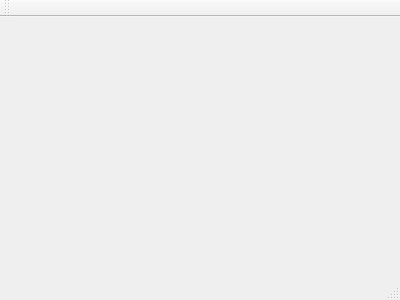
The window that mainwindow.ui (851896022/DGNAM1_test) describes before a commit, drawn with Qt 5.
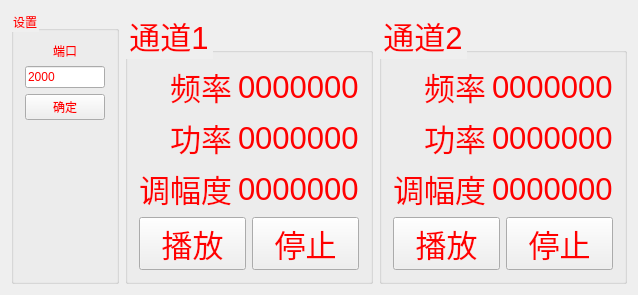
The same window after the commit.

```diff
--- a/mainwindow.ui
+++ b/mainwindow.ui
@@ -1,24 +1,321 @@
 <ui version="4.0">
  <class>MainWindow</class>
- <widget class="QMainWindow" name="MainWindow" >
-  <property name="geometry" >
+ <widget class="QMainWindow" name="MainWindow">
+  <property name="geometry">
    <rect>
     <x>0</x>
     <y>0</y>
-    <width>400</width>
-    <height>300</height>
+    <width>619</width>
+    <height>266</height>
    </rect>
   </property>
   <property name="windowTitle" >
    <string>MainWindow</string>
   </property>
-  <widget class="QMenuBar" name="menuBar" />
-  <widget class="QToolBar" name="mainToolBar" />
-  <widget class="QWidget" name="centralWidget" />
-  <widget class="QStatusBar" name="statusBar" />
+  <property name="styleSheet">
+   <string notr="true">color: rgb(255, 0, 0);</string>
+  </property>
+  <widget class="QWidget" name="centralWidget">
+   <layout class="QHBoxLayout" name="horizontalLayout">
+    <item>
+     <widget class="QGroupBox" name="groupBox_3">
+      <property name="title">
+       <string>设置</string>
+      </property>
+      <layout class="QVBoxLayout" name="verticalLayout">
+       <item>
+        <widget class="QLabel" name="label">
+         <property name="text">
+          <string>端口</string>
+         </property>
+         <property name="alignment">
+          <set>Qt::AlignCenter</set>
+         </property>
+        </widget>
+       </item>
+       <item>
+        <widget class="QLineEdit" name="txtPort">
+         <property name="text">
+          <string>2000</string>
+         </property>
+        </widget>
+       </item>
+       <item>
+        <widget class="QPushButton" name="btnSet">
+         <property name="text">
+          <string>确定</string>
+         </property>
+        </widget>
+       </item>
+       <item>
+        <spacer name="verticalSpacer">
+         <property name="orientation">
+          <enum>Qt::Vertical</enum>
+         </property>
+         <property name="sizeHint" stdset="0">
+          <size>
+           <width>20</width>
+           <height>40</height>
+          </size>
+         </property>
+        </spacer>
+       </item>
+      </layout>
+     </widget>
+    </item>
+    <item>
+     <widget class="QGroupBox" name="groupBox">
+      <property name="font">
+       <font>
+        <pointsize>23</pointsize>
+       </font>
+      </property>
+      <property name="title">
+       <string>通道1</string>
+      </property>
+      <layout class="QGridLayout" name="gridLayout_2">
+       <item row="0" column="0" colspan="2">
+        <layout class="QGridLayout" name="gridLayout">
+         <item row="0" column="0">
+          <widget class="QLabel" name="label_4">
+           <property name="font">
+            <font>
+             <pointsize>23</pointsize>
+            </font>
+           </property>
+           <property name="text">
+            <string>频率</string>
+           </property>
+           <property name="alignment">
+            <set>Qt::AlignRight|Qt::AlignTrailing|Qt::AlignVCenter</set>
+           </property>
+          </widget>
+         </item>
+         <item row="0" column="1">
+          <widget class="QLabel" name="label_frq_1">
+           <property name="font">
+            <font>
+             <pointsize>23</pointsize>
+            </font>
+           </property>
+           <property name="text">
+            <string>0000000</string>
+           </property>
+          </widget>
+         </item>
+         <item row="1" column="0">
+          <widget class="QLabel" name="label_5">
+           <property name="font">
+            <font>
+             <pointsize>23</pointsize>
+            </font>
+           </property>
+           <property name="text">
+            <string>功率</string>
+           </property>
+           <property name="alignment">
+            <set>Qt::AlignRight|Qt::AlignTrailing|Qt::AlignVCenter</set>
+           </property>
+          </widget>
+         </item>
+         <item row="1" column="1">
+          <widget class="QLabel" name="label_pow_1">
+           <property name="font">
+            <font>
+             <pointsize>23</pointsize>
+            </font>
+           </property>
+           <property name="text">
+            <string>0000000</string>
+           </property>
+          </widget>
+         </item>
+         <item row="2" column="0">
+          <widget class="QLabel" name="label_6">
+           <property name="font">
+            <font>
+             <pointsize>23</pointsize>
+            </font>
+           </property>
+           <property name="text">
+            <string>调幅度</string>
+           </property>
+           <property name="alignment">
+            <set>Qt::AlignRight|Qt::AlignTrailing|Qt::AlignVCenter</set>
+           </property>
+          </widget>
+         </item>
+         <item row="2" column="1">
+          <widget class="QLabel" name="label_tfu_1">
+           <property name="font">
+            <font>
+             <pointsize>23</pointsize>
+            </font>
+           </property>
+           <property name="text">
+            <string>0000000</string>
+           </property>
+          </widget>
+         </item>
+        </layout>
+       </item>
+       <item row="1" column="0">
+        <widget class="QPushButton" name="btnPlay1">
+         <property name="font">
+          <font>
+           <pointsize>23</pointsize>
+          </font>
+         </property>
+         <property name="text">
+          <string>播放</string>
+         </property>
+        </widget>
+       </item>
+       <item row="1" column="1">
+        <widget class="QPushButton" name="btnStop1">
+         <property name="font">
+          <font>
+           <pointsize>23</pointsize>
+          </font>
+         </property>
+         <property name="text">
+          <string>停止</string>
+         </property>
+        </widget>
+       </item>
+      </layout>
+     </widget>
+    </item>
+    <item>
+     <widget class="QGroupBox" name="groupBox_2">
+      <property name="font">
+       <font>
+        <pointsize>23</pointsize>
+       </font>
+      </property>
+      <property name="styleSheet">
+       <string notr="true"/>
+      </property>
+      <property name="title">
+       <string>通道2</string>
+      </property>
+      <layout class="QGridLayout" name="gridLayout_3">
+       <item row="0" column="0" colspan="2">
+        <layout class="QGridLayout" name="gridLayout_4">
+         <item row="0" column="0">
+          <widget class="QLabel" name="label_7">
+           <property name="font">
+            <font>
+             <pointsize>23</pointsize>
+            </font>
+           </property>
+           <property name="text">
+            <string>频率</string>
+           </property>
+           <property name="alignment">
+            <set>Qt::AlignRight|Qt::AlignTrailing|Qt::AlignVCenter</set>
+           </property>
+          </widget>
+         </item>
+         <item row="0" column="1">
+          <widget class="QLabel" name="label_frq_2">
+           <property name="font">
+            <font>
+             <pointsize>23</pointsize>
+            </font>
+           </property>
+           <property name="text">
+            <string>0000000</string>
+           </property>
+          </widget>
+         </item>
+         <item row="1" column="0">
+          <widget class="QLabel" name="label_8">
+           <property name="font">
+            <font>
+             <pointsize>23</pointsize>
+            </font>
+           </property>
+           <property name="text">
+            <string>功率</string>
+           </property>
+           <property name="alignment">
+            <set>Qt::AlignRight|Qt::AlignTrailing|Qt::AlignVCenter</set>
+           </property>
+          </widget>
+         </item>
+         <item row="1" column="1">
+          <widget class="QLabel" name="label_pow_2">
+           <property name="font">
+            <font>
+             <pointsize>23</pointsize>
+            </font>
+           </property>
+           <property name="text">
+            <string>0000000</string>
+           </property>
+          </widget>
+         </item>
+         <item row="2" column="0">
+          <widget class="QLabel" name="label_9">
+           <property name="font">
+            <font>
+             <pointsize>23</pointsize>
+            </font>
+           </property>
+           <property name="text">
+            <string>调幅度</string>
+           </property>
+           <property name="alignment">
+            <set>Qt::AlignRight|Qt::AlignTrailing|Qt::AlignVCenter</set>
+           </property>
+          </widget>
+         </item>
+         <item row="2" column="1">
+          <widget class="QLabel" name="label_tfu_2">
+           <property name="font">
+            <font>
+             <pointsize>23</pointsize>
+            </font>
+           </property>
+           <property name="text">
+            <string>0000000</string>
+           </property>
+          </widget>
+         </item>
+        </layout>
+       </item>
+       <item row="1" column="0">
+        <widget class="QPushButton" name="btnPlay1_2">
+         <property name="font">
+          <font>
+           <pointsize>23</pointsize>
+          </font>
+         </property>
+         <property name="text">
+          <string>播放</string>
+         </property>
+        </widget>
+       </item>
+       <item row="1" column="1">
+        <widget class="QPushButton" name="btnStop1_2">
+         <property name="font">
+          <font>
+           <pointsize>23</pointsize>
+          </font>
+         </property>
+         <property name="text">
+          <string>停止</string>
+         </property>
+        </widget>
+       </item>
+      </layout>
+     </widget>
+    </item>
+   </layout>
+  </widget>
  </widget>
- <layoutDefault spacing="6" margin="11" />
- <pixmapfunction></pixmapfunction>
+ <layoutdefault spacing="6" margin="11"/>
  <resources/>
  <connections/>
 </ui>
```
Left out of the diff: 5 changed lines with no effect on the pictures.
